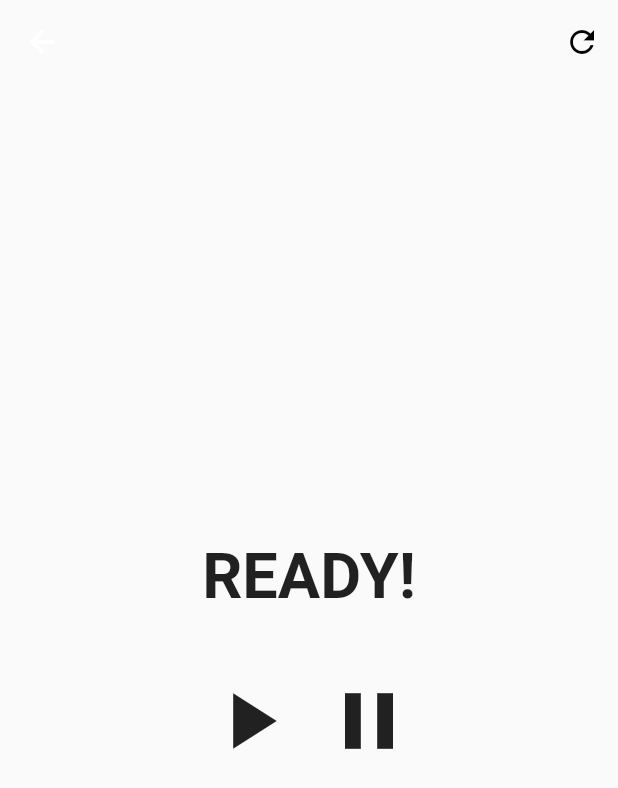
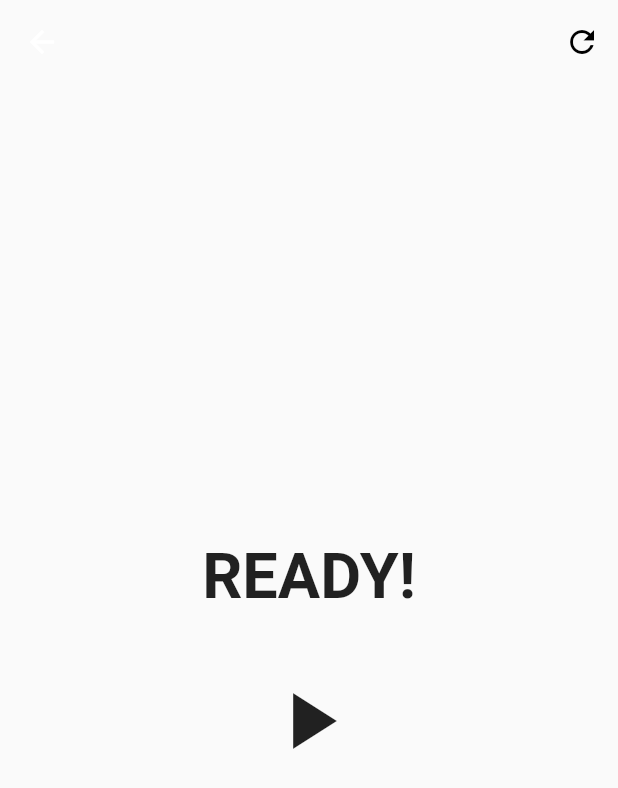
Before and after one commit to cl0v/rap_training, a Flutter app: the FreeStyleTrainingPage screen opened directly, on a phone screen of 412 x 824 dp. Shown: the top 788 px of the screen. Run offline on Flutter 3.47's test engine with Material 2 defaults, Android fonts, the light colour scheme and no system bars; our stand-ins replace audioplayers, file_picker, rxdart.

```diff
--- a/lib/features/lyrics/widgets/lyrics_widget.dart
+++ b/lib/features/lyrics/widgets/lyrics_widget.dart
@@ -14,6 +14,7 @@ class LyricsWidget extends StatelessWidget {
           value,
           style: TextStyle(fontWeight: FontWeight.bold, fontSize: 42),
         );
-        });
+      },
+    );
   }
 }
--- a/lib/pages/freestyle_training_page.dart
+++ b/lib/pages/freestyle_training_page.dart
@@ -84,20 +84,20 @@ class _FreeStyleTrainingPageState extends State<FreeStyleTrainingPage> {
                 SizedBox(
                   height: 32,
                 ),
-                Row(
-                  mainAxisAlignment: MainAxisAlignment.center,
-                  children: [
+                // Row(
+                //   mainAxisAlignment: MainAxisAlignment.center,
+                //   children: [
                     PlayBeatButtonWidget(
                       onPlay: controller.play,
                       onStop: controller.stop,
                     ),
-                    PauseBeatButtonWidget(
-                      enabled: true,
-                      onPause: controller.pause,
-                      onResume: controller.resume,
-                    ),
-                  ],
-                ),
+                  //   PauseBeatButtonWidget(
+                  //     enabled: true,
+                  //     onPause: controller.pause,
+                  //     onResume: controller.resume,
+                  //   ),
+                  // ],
+                // ),
               ],
             ),
           ),
```
Lines whose indentation alone changed are shown as unchanged.
